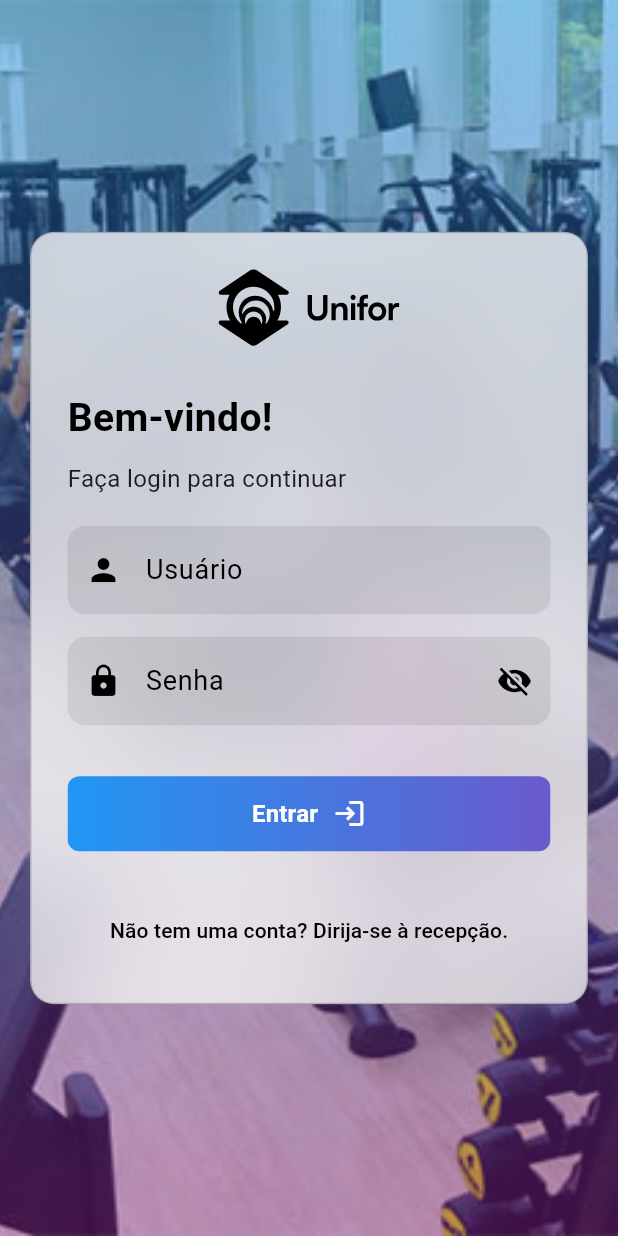
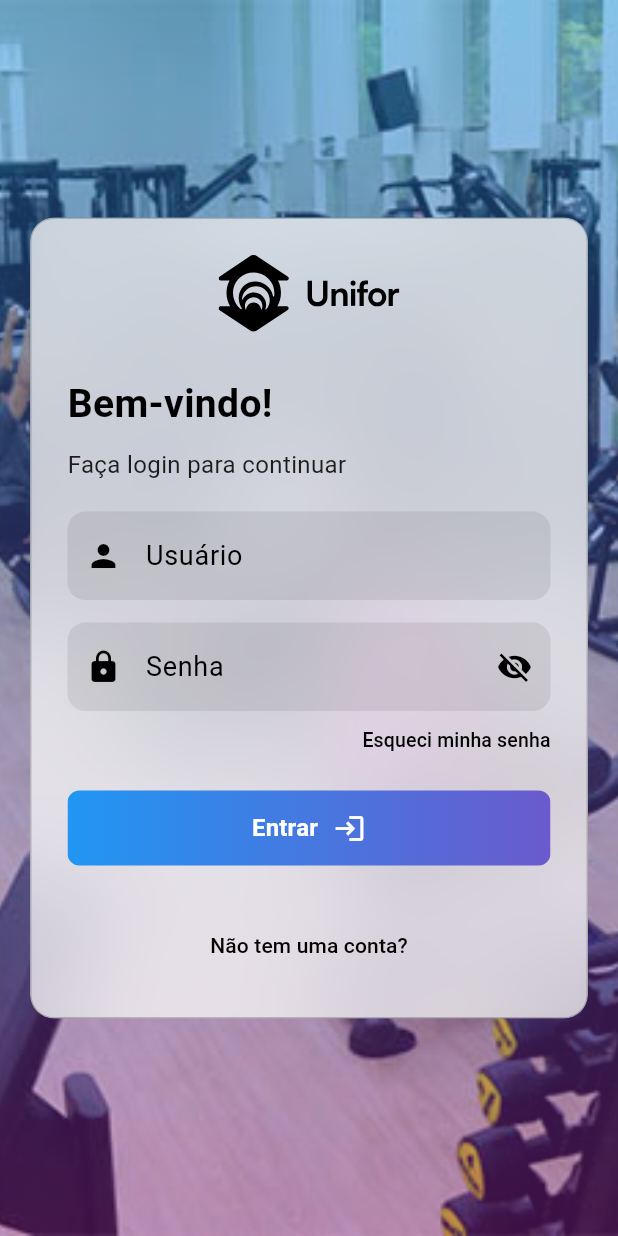
Before and after one commit to tiagostmg/academia-unifor, a Flutter app: the screen it shows after launch, on a phone screen of 412 x 824 dp. Run offline on Flutter 3.47's test engine with Material 3 defaults, Android fonts, the phone set to English and light mode, and no system bars; our stand-ins replace animate_do, card_swiper, convex_bottom_bar, flutter_svg, font_awesome_flutter, go_router.

Commit message:
Add "Forgot Password" button to LoginScreen and adjust spacing

```diff
--- a/lib/screens/login_screen.dart
+++ b/lib/screens/login_screen.dart
@@ -257,7 +257,43 @@ class LoginScreenState extends State<LoginScreen> {
                               color: isDarkMode ? Colors.white : Colors.black,
                             ),
                           ),
-                          const SizedBox(height: 20),
+                          const SizedBox(height: 10),
+                          Align(
+                            alignment: Alignment.centerRight,
+                            child: TextButton(
+                              onPressed: () {
+                                // ação futura
+                              },
+                              style: ButtonStyle(
+                                overlayColor: WidgetStateProperty.all(
+                                  Colors.transparent,
+                                ),
+                                foregroundColor:
+                                    WidgetStateProperty.resolveWith<Color>((
+                                      Set<WidgetState> states,
+                                    ) {
+                                      if (states.contains(
+                                        WidgetState.pressed,
+                                      )) {
+                                        return Colors.blue;
+                                      }
+                                      return isDarkMode
+                                          ? Colors.white
+                                          : Colors.black;
+                                    }),
+                                padding: WidgetStateProperty.all(
+                                  EdgeInsets.zero,
+                                ),
+                                minimumSize: WidgetStateProperty.all(Size.zero),
+                                tapTargetSize: MaterialTapTargetSize.shrinkWrap,
+                              ),
+                              child: const Text(
+                                "Esqueci minha senha",
+                                style: TextStyle(fontSize: 13),
+                              ),
+                            ),
+                          ),
+                          const SizedBox(height: 10),
                           ElasticIn(
                             child: SizedBox(
                               width: double.infinity,
@@ -275,7 +311,7 @@ class LoginScreenState extends State<LoginScreen> {
                               child: TextButton(
                                 onPressed: () {},
                                 child: Text(
-                                  "Não tem uma conta? Dirija-se à recepção.",
+                                  "Não tem uma conta?",
                                   style: TextStyle(
                                     color:
                                         isDarkMode
```
